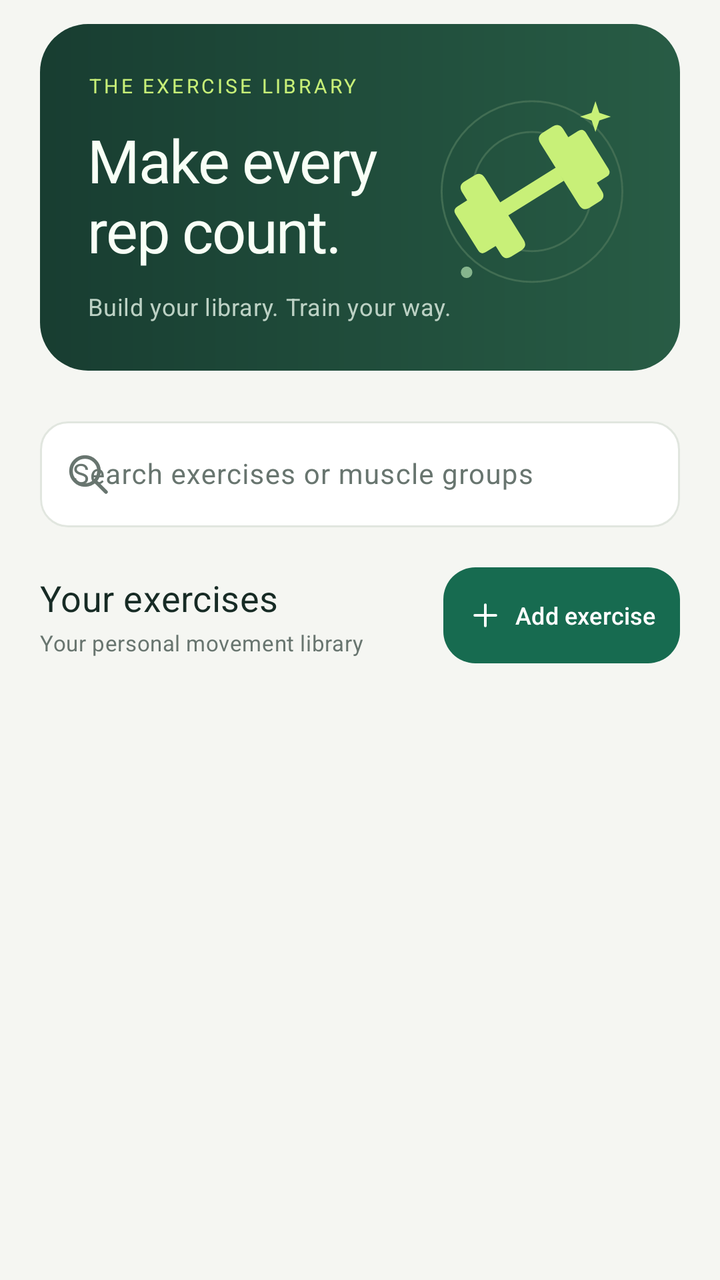
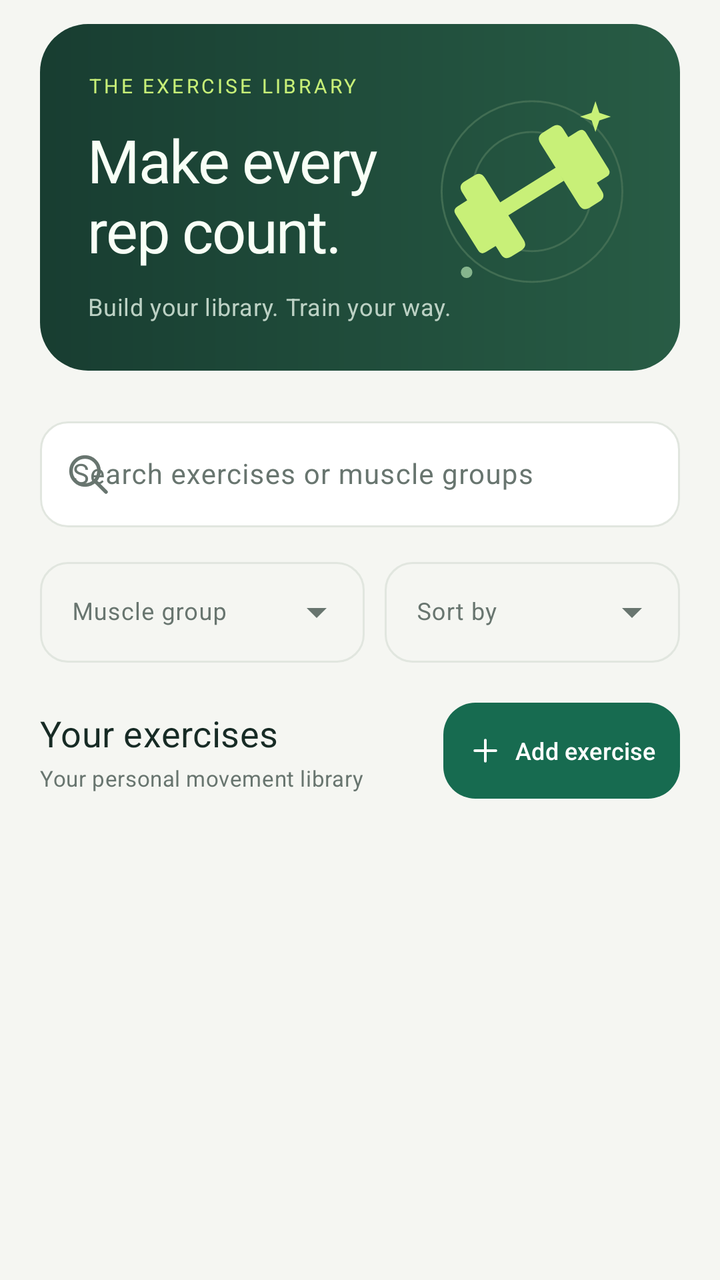

Compare the two renders of this Android layout. The source of the first and the diff that turns it into the second are given below.
<!-- AndroidManifest.xml: application theme Theme.FitJournal -->
<!-- res/layout/fragment_exercises.xml -->
<?xml version="1.0" encoding="utf-8"?>
<androidx.coordinatorlayout.widget.CoordinatorLayout xmlns:android="http://schemas.android.com/apk/res/android"
    xmlns:app="http://schemas.android.com/apk/res-auto"
    android:layout_width="match_parent" android:layout_height="match_parent"
    android:background="@color/canvas">
    <com.google.android.material.appbar.AppBarLayout
        android:id="@+id/catalogue_app_bar"
        android:layout_width="match_parent" android:layout_height="wrap_content"
        android:background="@color/canvas" app:elevation="0dp">
        <FrameLayout
            android:layout_width="match_parent" android:layout_height="wrap_content"
            android:layout_marginStart="20dp" android:layout_marginEnd="20dp"
            android:layout_marginTop="12dp" android:layout_marginBottom="20dp"
            android:background="@drawable/bg_hero" android:padding="24dp"
            app:layout_scrollFlags="scroll">
            <ImageView
                android:layout_width="100dp" android:layout_height="116dp"
                android:layout_gravity="end|center_vertical"
                android:importantForAccessibility="no" android:src="@drawable/illustration_strength" />
            <LinearLayout android:layout_width="match_parent" android:layout_height="wrap_content"
                android:orientation="vertical" android:paddingEnd="88dp">
                <TextView android:layout_width="match_parent" android:layout_height="wrap_content"
                    android:text="@string/library_eyebrow"
                    android:textAppearance="@style/TextAppearance.FitJournal.Eyebrow"
                    android:textColor="@color/accent" />
                <TextView android:layout_width="match_parent" android:layout_height="wrap_content"
                    android:layout_marginTop="10dp" android:text="@string/library_headline"
                    android:textAppearance="@style/TextAppearance.FitJournal.Title"
                    android:textColor="@color/hero_text" android:textSize="30sp" />
                <TextView android:layout_width="match_parent" android:layout_height="wrap_content"
                    android:layout_marginTop="10dp" android:text="@string/library_subtitle"
                    android:textAppearance="@style/TextAppearance.FitJournal.Body"
                    android:textColor="@color/hero_secondary" android:textSize="12sp" />
            </LinearLayout>
        </FrameLayout>
        <com.google.android.material.textfield.TextInputLayout
            android:layout_width="match_parent" android:layout_height="wrap_content"
            android:layout_marginStart="20dp" android:layout_marginEnd="20dp"
            android:hint="@string/search_exercises"
            app:endIconMode="clear_text" app:startIconDrawable="@drawable/ic_search"
            app:startIconTint="@color/text_secondary">
            <com.google.android.material.textfield.TextInputEditText
                android:id="@+id/search_input"
                android:layout_width="match_parent" android:layout_height="wrap_content"
                android:imeOptions="actionSearch" android:inputType="text"
                android:singleLine="true" android:textSize="14sp" />
        </com.google.android.material.textfield.TextInputLayout>
        <LinearLayout
            android:layout_width="match_parent" android:layout_height="wrap_content"
            android:paddingStart="20dp" android:paddingEnd="20dp"
            android:paddingTop="20dp" android:paddingBottom="12dp"
            android:gravity="center_vertical" android:orientation="horizontal">
            <LinearLayout android:layout_width="0dp" android:layout_height="wrap_content"
                android:layout_weight="1" android:orientation="vertical" android:paddingEnd="8dp">
                <TextView android:layout_width="match_parent" android:layout_height="wrap_content"
                    android:text="@string/your_exercises" android:textAppearance="@style/TextAppearance.FitJournal.Section" />
                <TextView android:id="@+id/exercise_count"
                    android:layout_width="match_parent" android:layout_height="wrap_content"
                    android:layout_marginTop="3dp" android:text="@string/exercise_count_loading"
                    android:textAppearance="@style/TextAppearance.FitJournal.Body" android:textSize="11sp" />
            </LinearLayout>
            <com.google.android.material.button.MaterialButton
                android:id="@+id/add_exercise_button"
                android:layout_width="wrap_content" android:layout_height="48dp"
                android:minHeight="48dp" android:text="@string/add_exercise" android:textSize="12sp"
                android:paddingStart="12dp" android:paddingEnd="12dp"
                app:icon="@drawable/ic_add" app:iconSize="18dp" app:iconPadding="6dp" />
        </LinearLayout>
    </com.google.android.material.appbar.AppBarLayout>
    <FrameLayout android:layout_width="match_parent" android:layout_height="match_parent"
        app:layout_behavior="@string/appbar_scrolling_view_behavior">
        <androidx.recyclerview.widget.RecyclerView
            android:id="@+id/exercise_list"
            android:layout_width="match_parent" android:layout_height="match_parent"
            android:clipToPadding="false"
            android:paddingStart="20dp" android:paddingEnd="20dp" android:paddingBottom="16dp" />
        <LinearLayout android:id="@+id/empty_state"
            android:layout_width="match_parent" android:layout_height="wrap_content"
            android:layout_gravity="top" android:gravity="center" android:orientation="vertical"
            android:padding="32dp" android:visibility="gone">
            <ImageView android:layout_width="64dp" android:layout_height="64dp"
                android:background="@drawable/bg_icon" android:padding="18dp"
                android:importantForAccessibility="no" android:src="@drawable/ic_search" app:tint="@color/primary" />
            <TextView android:layout_width="match_parent" android:layout_height="wrap_content"
                android:layout_marginTop="16dp" android:gravity="center"
                android:text="@string/no_exercises_title" android:textAppearance="@style/TextAppearance.FitJournal.Section" />
            <TextView android:layout_width="match_parent" android:layout_height="wrap_content"
                android:layout_marginTop="8dp" android:gravity="center"
                android:text="@string/no_exercises_message" android:textAppearance="@style/TextAppearance.FitJournal.Body" />
        </LinearLayout>
        <ProgressBar android:id="@+id/catalogue_progress"
            android:layout_width="40dp" android:layout_height="40dp"
            android:layout_gravity="top|center_horizontal" android:layout_marginTop="32dp" android:visibility="gone" />
        <LinearLayout android:id="@+id/catalogue_error"
            android:layout_width="match_parent" android:layout_height="wrap_content"
            android:layout_gravity="top" android:gravity="center" android:orientation="vertical"
            android:padding="32dp" android:visibility="gone">
            <TextView android:layout_width="match_parent" android:layout_height="wrap_content"
                android:gravity="center" android:text="@string/catalogue_error_title"
                android:textAppearance="@style/TextAppearance.FitJournal.Section" />
            <TextView android:layout_width="match_parent" android:layout_height="wrap_content"
                android:layout_marginTop="8dp" android:gravity="center"
                android:text="@string/catalogue_error_message" android:textAppearance="@style/TextAppearance.FitJournal.Body" />
            <com.google.android.material.button.MaterialButton android:id="@+id/retry_catalogue_button"
                android:layout_width="wrap_content" android:layout_height="wrap_content"
                android:layout_marginTop="16dp" android:text="@string/exercise_retry" />
        </LinearLayout>
    </FrameLayout>
</androidx.coordinatorlayout.widget.CoordinatorLayout>
<!-- resources referenced by this layout -->
<resources>
  <color name="accent">#C8F078</color>
  <color name="canvas">#F5F6F2</color>
  <color name="hero_secondary">#BCD1C4</color>
  <color name="hero_text">#F8FFF6</color>
  <color name="primary">#176B50</color>
  <color name="text_secondary">#68756F</color>
  <!-- drawable bg_hero (drawable) -->
  <shape xmlns:android="http://schemas.android.com/apk/res/android">
      <gradient android:angle="0" android:startColor="#183D31" android:endColor="#285C45" />
      <corners android:radius="24dp" />
  </shape>
  <!-- drawable bg_icon (drawable) -->
  <shape xmlns:android="http://schemas.android.com/apk/res/android">
      <solid android:color="@color/accent_container" />
      <corners android:radius="16dp" />
  </shape>
  <string name="add_exercise">Add exercise</string>
  <string name="catalogue_error_message">Check back in a moment and try again.</string>
  <string name="catalogue_error_title">Your library could not load</string>
  <string name="exercise_count_loading">Your personal movement library</string>
  <string name="exercise_retry">Retry</string>
  <string name="library_eyebrow">THE EXERCISE LIBRARY</string>
  <string name="library_headline">Make every\nrep count.</string>
  <string name="library_subtitle">Build your library. Train your way.</string>
  <string name="no_exercises_message">Try another search, or add an exercise of your own.</string>
  <string name="no_exercises_title">No matching moves</string>
  <string name="search_exercises">Search exercises or muscle groups</string>
  <string name="your_exercises">Your exercises</string>
  <style name="TextAppearance.FitJournal.Body" parent="TextAppearance.Material3.BodyMedium">
          <item name="android:textColor">@color/text_secondary</item>
          <item name="android:textSize">14sp</item>
      </style>
  <style name="TextAppearance.FitJournal.Eyebrow" parent="TextAppearance.Material3.LabelSmall">
          <item name="android:fontFamily">sans-serif-medium</item>
          <item name="android:textColor">@color/primary</item>
          <item name="android:letterSpacing">0.14</item>
          <item name="android:textSize">10sp</item>
          <item name="android:textAllCaps">true</item>
      </style>
  <style name="TextAppearance.FitJournal.Section" parent="TextAppearance.Material3.TitleMedium">
          <item name="android:fontFamily">sans-serif-medium</item>
          <item name="android:textColor">@color/ink</item>
          <item name="android:textSize">18sp</item>
      </style>
  <style name="TextAppearance.FitJournal.Title" parent="TextAppearance.Material3.HeadlineMedium">
          <item name="android:fontFamily">sans-serif-medium</item>
          <item name="android:textColor">@color/ink</item>
          <item name="android:textSize">30sp</item>
          <item name="android:letterSpacing">-0.025</item>
      </style>
  <color name="accent_container">#E4F0E6</color>
  <color name="ink">#172B25</color>
  <color name="primary_dark">#104C3A</color>
  <color name="on_primary">#FFFFFF</color>
  <color name="surface">#FFFFFF</color>
  <color name="outline">#E1E6DF</color>
  <color name="error">#BA1A1A</color>
  <style name="Widget.FitJournal.TextInput" parent="Widget.Material3.TextInputLayout.OutlinedBox">
          <item name="boxBackgroundColor">@color/surface</item>
          <item name="boxCornerRadiusTopStart">14dp</item>
          <item name="boxCornerRadiusTopEnd">14dp</item>
          <item name="boxCornerRadiusBottomStart">14dp</item>
          <item name="boxCornerRadiusBottomEnd">14dp</item>
      </style>
  <!-- unchanged entries left out for length: 5 -->
</resources>

<!-- the commit's change to res/layout/fragment_exercises.xml (unified diff, before → after) -->
@@ -45,6 +45,38 @@
                 android:imeOptions="actionSearch" android:inputType="text"
                 android:singleLine="true" android:textSize="14sp" />
         </com.google.android.material.textfield.TextInputLayout>
+        <LinearLayout
+            android:layout_width="match_parent" android:layout_height="wrap_content"
+            android:layout_marginStart="20dp" android:layout_marginEnd="20dp" android:layout_marginTop="12dp"
+            android:orientation="horizontal">
+            <com.google.android.material.textfield.TextInputLayout
+                style="@style/Widget.Material3.TextInputLayout.OutlinedBox.ExposedDropdownMenu"
+                android:layout_width="0dp" android:layout_height="wrap_content" android:layout_weight="1.1"
+                android:layout_marginEnd="10dp" android:hint="@string/exercise_category_filter">
+                <com.google.android.material.textfield.MaterialAutoCompleteTextView
+                    android:id="@+id/category_filter"
+                    android:layout_width="match_parent" android:layout_height="wrap_content"
+                    android:inputType="none" android:saveEnabled="false"
+                    android:textSize="12sp" android:maxLines="1" />
+            </com.google.android.material.textfield.TextInputLayout>
+            <com.google.android.material.textfield.TextInputLayout
+                android:id="@+id/catalogue_sort_layout"
+                style="@style/Widget.Material3.TextInputLayout.OutlinedBox.ExposedDropdownMenu"
+                android:layout_width="0dp" android:layout_height="wrap_content" android:layout_weight="1"
+                android:hint="@string/exercise_sort_filter">
+                <com.google.android.material.textfield.MaterialAutoCompleteTextView
+                    android:id="@+id/catalogue_sort"
+                    android:layout_width="match_parent" android:layout_height="wrap_content"
+                    android:inputType="none" android:saveEnabled="false"
+                    android:textSize="12sp" android:maxLines="1" />
+            </com.google.android.material.textfield.TextInputLayout>
+        </LinearLayout>
+        <TextView android:id="@+id/catalogue_sort_error"
+            android:layout_width="match_parent" android:layout_height="wrap_content"
+            android:layout_marginStart="20dp" android:layout_marginEnd="20dp"
+            android:layout_marginTop="8dp" android:text="@string/exercise_sort_save_error"
+            android:textColor="@color/error" android:textSize="12sp"
+            android:accessibilityLiveRegion="polite" android:visibility="gone" />
         <LinearLayout
             android:layout_width="match_parent" android:layout_height="wrap_content"
             android:paddingStart="20dp" android:paddingEnd="20dp"
<!-- resource entries referenced after the edit -->
@@ -19,12 +19,15 @@
   <string name="add_exercise">Add exercise</string>
   <string name="catalogue_error_message">Check back in a moment and try again.</string>
   <string name="catalogue_error_title">Your library could not load</string>
+  <string name="exercise_category_filter">Muscle group</string>
   <string name="exercise_count_loading">Your personal movement library</string>
   <string name="exercise_retry">Retry</string>
+  <string name="exercise_sort_filter">Sort by</string>
+  <string name="exercise_sort_save_error">Could not save this order. Your previous order is still active; choose an order to retry.</string>
   <string name="library_eyebrow">THE EXERCISE LIBRARY</string>
   <string name="library_headline">Make every\nrep count.</string>
   <string name="library_subtitle">Build your library. Train your way.</string>
-  <string name="no_exercises_message">Try another search, or add an exercise of your own.</string>
+  <string name="no_exercises_message">Try another search or muscle group, or add an exercise of your own.</string>
   <string name="no_exercises_title">No matching moves</string>
   <string name="search_exercises">Search exercises or muscle groups</string>
   <string name="your_exercises">Your exercises</string>
